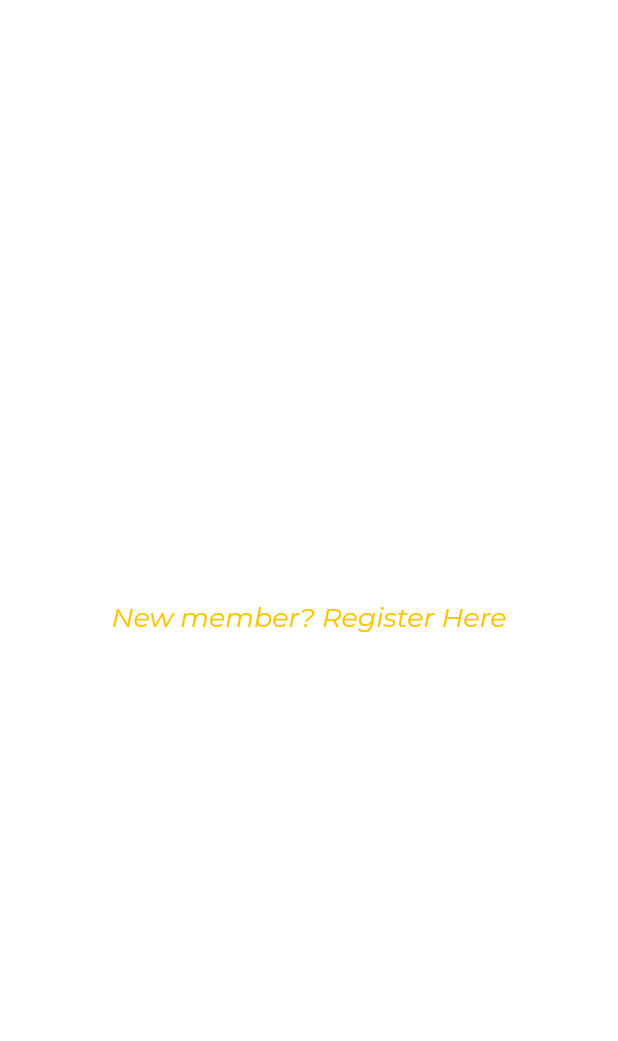
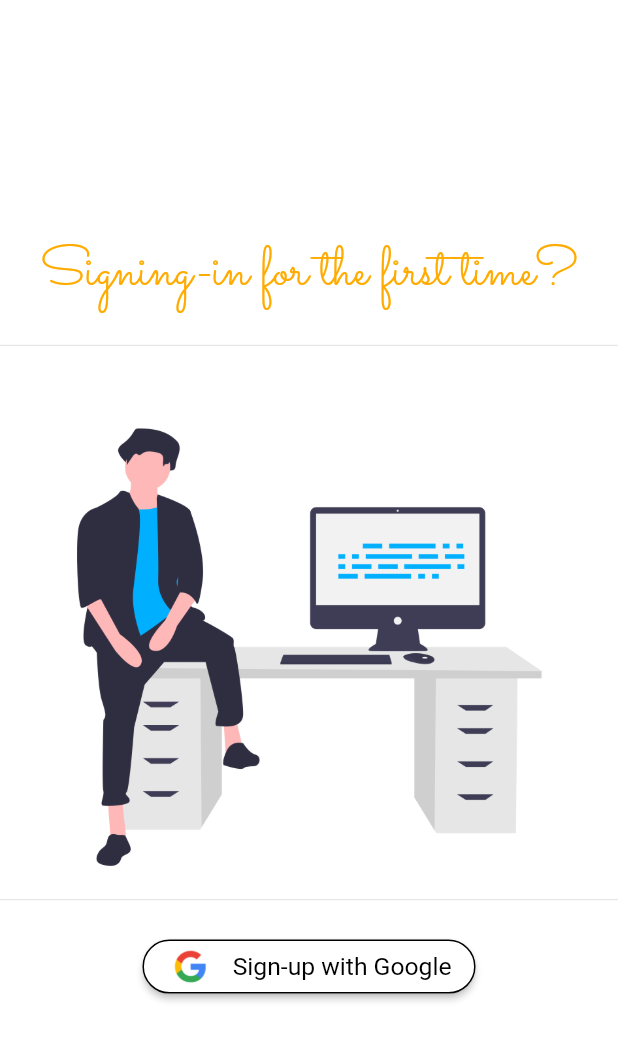
Before and after one commit to Shraddhasaini/Whereisevery1, a Flutter app: the HomePage screen opened directly, on a phone screen of 412 x 824 dp. Shown: the top 1041 px of the screen. Run offline on Flutter 3.47's test engine with Material 2 defaults, Android fonts, the phone set to English and light mode, and no system bars; our stand-ins replace cloud_firestore, firebase_auth, firebase_storage, flutter_spinkit, geolocator, google_maps_flutter and 4 more; accounts and stored records are empty.

Commit message:
bug fixex

```diff
--- a/lib/screens/authenticate/register.dart
+++ b/lib/screens/authenticate/register.dart
@@ -155,7 +155,7 @@ class _RegisterState extends State<Register> {
                                                   style: TextStyle(
                                                     fontFamily: 'Roboto',
                                                     color: Colors.black,
-                                                    fontSize: _height*0.02
+                                                    fontSize: _width*0.03
                                                   ),
                                                 ),
                                                 color: Colors.white,
--- a/lib/screens/authenticate/sign_in.dart
+++ b/lib/screens/authenticate/sign_in.dart
@@ -173,7 +173,7 @@ class _sign_inState extends State<sign_in> {
                                       style: TextStyle(
                                         fontFamily: 'Roboto',
                                         color: Colors.black,
-                                        fontSize: _height*0.02
+                                        fontSize: _width*0.03
                                       ),
                                     ),
                                     color: Colors.white,
--- a/lib/screens/home/home.dart
+++ b/lib/screens/home/home.dart
@@ -80,6 +80,7 @@ class _HomeState extends State<Home> {
 
 class HomePage extends StatelessWidget {
   final AuthService _auth = AuthService();
+
   @override
   Widget build(BuildContext context) {
 
@@ -448,34 +449,55 @@ class HomePage extends StatelessWidget {
         );
     }
         else{
-        return Center(
+        return Scaffold(
+          backgroundColor: Colors.white,
+          body: Center(
           child: Column(
             crossAxisAlignment: CrossAxisAlignment.center,
             mainAxisAlignment: MainAxisAlignment.center,
             children: <Widget>[
-              FlatButton(
-                //color: Colors.black,
+              Container(
                 child: Text(
-                  'New member? Register Here',
+                    'Signing-in for the first time?',
+                    style: TextStyle(
+                      fontSize: _width*0.09,
+                      fontFamily: 'Sacramento',
+                      color: Colors.amberAccent[700],
+                      //fontStyle: FontStyle.italic,
+                    ),
+                  ),
+              ),
+              Divider(height: _height*0.05),
+              Container(
+                child: Image.asset('assets/registerboy.png'),
+              ),
+              Divider(height: _height*0.05),
+              RaisedButton.icon(
+                shape: RoundedRectangleBorder(
+                  borderRadius: BorderRadius.circular(20.0),
+                  side: BorderSide(color: Colors.black)
+                 ),
+                icon: Image.asset('assets/Google-Button.png',
+                  fit: BoxFit.cover,
+                  scale: 6.0,
+                ),
+                label: Text(
+                  'Sign-up with Google',
+                  textAlign: TextAlign.left,
                   style: TextStyle(
-                    fontSize: 18.0,
-                    fontFamily: 'Montserrat',
-                    color: Colors.amberAccent[400],
-                    fontStyle: FontStyle.italic,
+                      fontFamily: 'Roboto',
+                      color: Colors.black,
+                      fontSize: _width*0.04
                   ),
                 ),
+                color: Colors.white,
                 onPressed: () async {
-                  Navigator.push(
-                    context,
-                    MaterialPageRoute(
-
-                      builder: (context) => Register(),
-                    ),
-                  );
-                  await _auth.signOut();
+                  await _auth.googleSignIn();
+                 // await _auth.signOut();
                 },
               ),
           ]
+          ),
           ),
         );
         }
```
